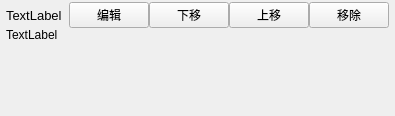
Old version of the form ui/widget/ExecuteItemWidget.ui in the repository xiaohaijoe/AutoPackage.
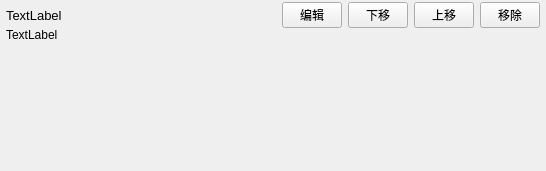
New version of the form.

Patch:
```diff
--- a/ui/widget/ExecuteItemWidget.ui
+++ b/ui/widget/ExecuteItemWidget.ui
@@ -6,8 +6,8 @@
    <rect>
     <x>0</x>
     <y>0</y>
-    <width>395</width>
-    <height>116</height>
+    <width>546</width>
+    <height>171</height>
    </rect>
   </property>
   <property name="windowTitle">
@@ -27,59 +27,29 @@
     <number>2</number>
    </property>
    <item row="0" column="0">
-    <layout class="QGridLayout" name="gridLayout" rowstretch="1,1">
+    <layout class="QGridLayout" name="gridLayout" rowstretch="0,0">
      <property name="sizeConstraint">
-      <enum>QLayout::SetNoConstraint</enum>
+      <enum>QLayout::SetDefaultConstraint</enum>
      </property>
      <property name="spacing">
       <number>0</number>
      </property>
-     <item row="1" column="0">
-      <widget class="QLabel" name="detailLabel">
-       <property name="sizePolicy">
-        <sizepolicy hsizetype="Expanding" vsizetype="Expanding">
-         <horstretch>0</horstretch>
-         <verstretch>0</verstretch>
-        </sizepolicy>
-       </property>
-       <property name="minimumSize">
-        <size>
-         <width>0</width>
-         <height>0</height>
-        </size>
-       </property>
-       <property name="maximumSize">
-        <size>
-         <width>16777215</width>
-         <height>16777215</height>
-        </size>
-       </property>
-       <property name="font">
-        <font>
-         <pointsize>9</pointsize>
-        </font>
-       </property>
-       <property name="text">
-        <string>TextLabel</string>
-       </property>
-       <property name="alignment">
-        <set>Qt::AlignLeading|Qt::AlignLeft|Qt::AlignTop</set>
-       </property>
-       <property name="wordWrap">
-        <bool>true</bool>
-       </property>
-       <property name="indent">
-        <number>0</number>
-       </property>
-      </widget>
-     </item>
      <item row="0" column="0">
-      <layout class="QHBoxLayout" name="horizontalLayout_4" stretch="1,1">
+      <layout class="QHBoxLayout" name="horizontalLayout_4" stretch="0,0,0">
        <property name="spacing">
         <number>0</number>
        </property>
+       <property name="sizeConstraint">
+        <enum>QLayout::SetDefaultConstraint</enum>
+       </property>
        <item>
         <widget class="QLabel" name="nameLabel">
+         <property name="sizePolicy">
+          <sizepolicy hsizetype="Expanding" vsizetype="Preferred">
+           <horstretch>0</horstretch>
+           <verstretch>0</verstretch>
+          </sizepolicy>
+         </property>
          <property name="minimumSize">
           <size>
            <width>0</width>
@@ -105,22 +75,38 @@
          </property>
         </widget>
        </item>
+       <item>
+        <spacer name="horizontalSpacer">
+         <property name="orientation">
+          <enum>Qt::Horizontal</enum>
+         </property>
+         <property name="sizeHint" stdset="0">
+          <size>
+           <width>40</width>
+           <height>20</height>
+          </size>
+         </property>
+        </spacer>
+       </item>
        <item>
         <layout class="QHBoxLayout" name="horizontalLayout_5">
          <property name="spacing">
-          <number>-1</number>
+          <number>6</number>
          </property>
          <item>
           <widget class="QPushButton" name="editBtn">
+           <property name="enabled">
+            <bool>true</bool>
+           </property>
            <property name="sizePolicy">
-            <sizepolicy hsizetype="Preferred" vsizetype="Fixed">
+            <sizepolicy hsizetype="Fixed" vsizetype="Fixed">
              <horstretch>0</horstretch>
              <verstretch>0</verstretch>
             </sizepolicy>
            </property>
            <property name="maximumSize">
             <size>
-             <width>16777215</width>
+             <width>60</width>
              <height>16777215</height>
             </size>
            </property>
@@ -137,14 +123,14 @@
          <item>
           <widget class="QPushButton" name="moveDownBtn">
            <property name="sizePolicy">
-            <sizepolicy hsizetype="Preferred" vsizetype="Fixed">
+            <sizepolicy hsizetype="Expanding" vsizetype="Fixed">
              <horstretch>0</horstretch>
              <verstretch>0</verstretch>
             </sizepolicy>
            </property>
            <property name="maximumSize">
             <size>
-             <width>16777215</width>
+             <width>60</width>
              <height>16777215</height>
             </size>
            </property>
@@ -161,14 +147,14 @@
          <item>
           <widget class="QPushButton" name="moveUpBtn">
            <property name="sizePolicy">
-            <sizepolicy hsizetype="Preferred" vsizetype="Fixed">
+            <sizepolicy hsizetype="Expanding" vsizetype="Fixed">
              <horstretch>0</horstretch>
              <verstretch>0</verstretch>
             </sizepolicy>
            </property>
            <property name="maximumSize">
             <size>
-             <width>16777215</width>
+             <width>60</width>
              <height>16777215</height>
             </size>
            </property>
@@ -185,14 +171,14 @@
          <item>
           <widget class="QPushButton" name="removeBtn">
            <property name="sizePolicy">
-            <sizepolicy hsizetype="Preferred" vsizetype="Fixed">
+            <sizepolicy hsizetype="Expanding" vsizetype="Fixed">
              <horstretch>0</horstretch>
              <verstretch>0</verstretch>
             </sizepolicy>
            </property>
            <property name="maximumSize">
             <size>
-             <width>16777215</width>
+             <width>60</width>
              <height>16777215</height>
             </size>
            </property>
@@ -210,6 +196,62 @@
        </item>
       </layout>
      </item>
+     <item row="1" column="0">
+      <widget class="QLabel" name="detailLabel">
+       <property name="sizePolicy">
+        <sizepolicy hsizetype="Expanding" vsizetype="Expanding">
+         <horstretch>0</horstretch>
+         <verstretch>1</verstretch>
+        </sizepolicy>
+       </property>
+       <property name="minimumSize">
+        <size>
+         <width>0</width>
+         <height>0</height>
+        </size>
+       </property>
+       <property name="maximumSize">
+        <size>
+         <width>16777215</width>
+         <height>16777215</height>
+        </size>
+       </property>
+       <property name="font">
+        <font>
+         <pointsize>9</pointsize>
+         <strikeout>false</strikeout>
+         <stylestrategy>PreferDefault</stylestrategy>
+        </font>
+       </property>
+       <property name="contextMenuPolicy">
+        <enum>Qt::PreventContextMenu</enum>
+       </property>
+       <property name="frameShape">
+        <enum>QFrame::NoFrame</enum>
+       </property>
+       <property name="lineWidth">
+        <number>1</number>
+       </property>
+       <property name="text">
+        <string>TextLabel</string>
+       </property>
+       <property name="textFormat">
+        <enum>Qt::AutoText</enum>
+       </property>
+       <property name="scaledContents">
+        <bool>false</bool>
+       </property>
+       <property name="alignment">
+        <set>Qt::AlignLeading|Qt::AlignLeft|Qt::AlignTop</set>
+       </property>
+       <property name="wordWrap">
+        <bool>true</bool>
+       </property>
+       <property name="indent">
+        <number>0</number>
+       </property>
+      </widget>
+     </item>
     </layout>
    </item>
   </layout>
```
